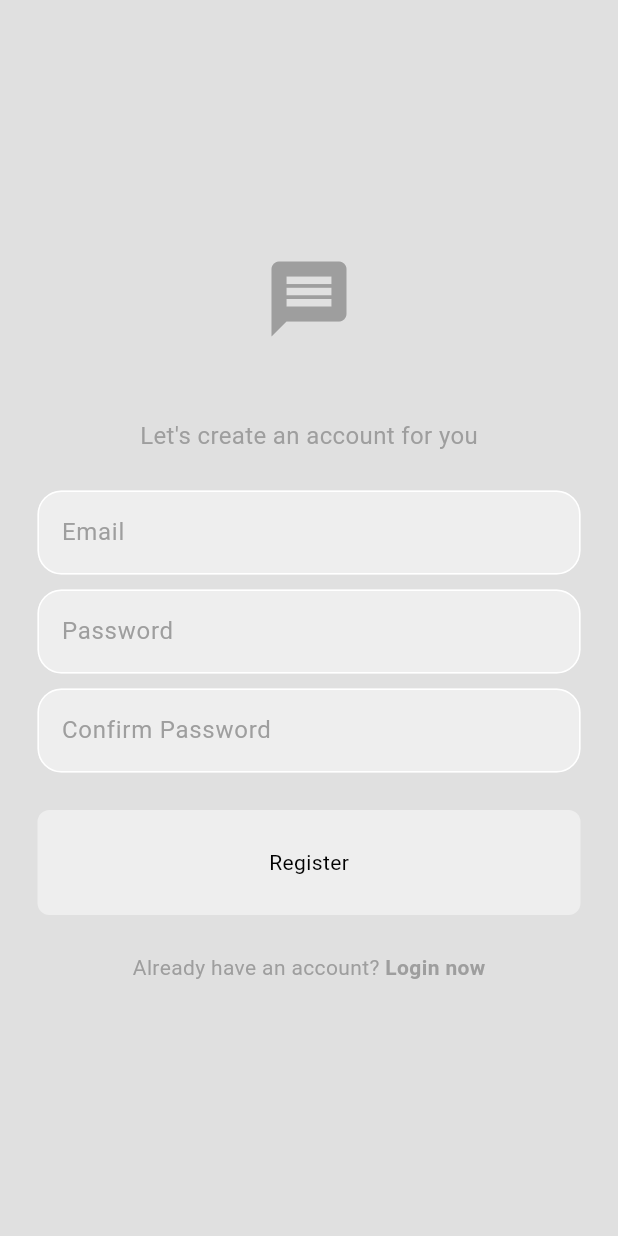
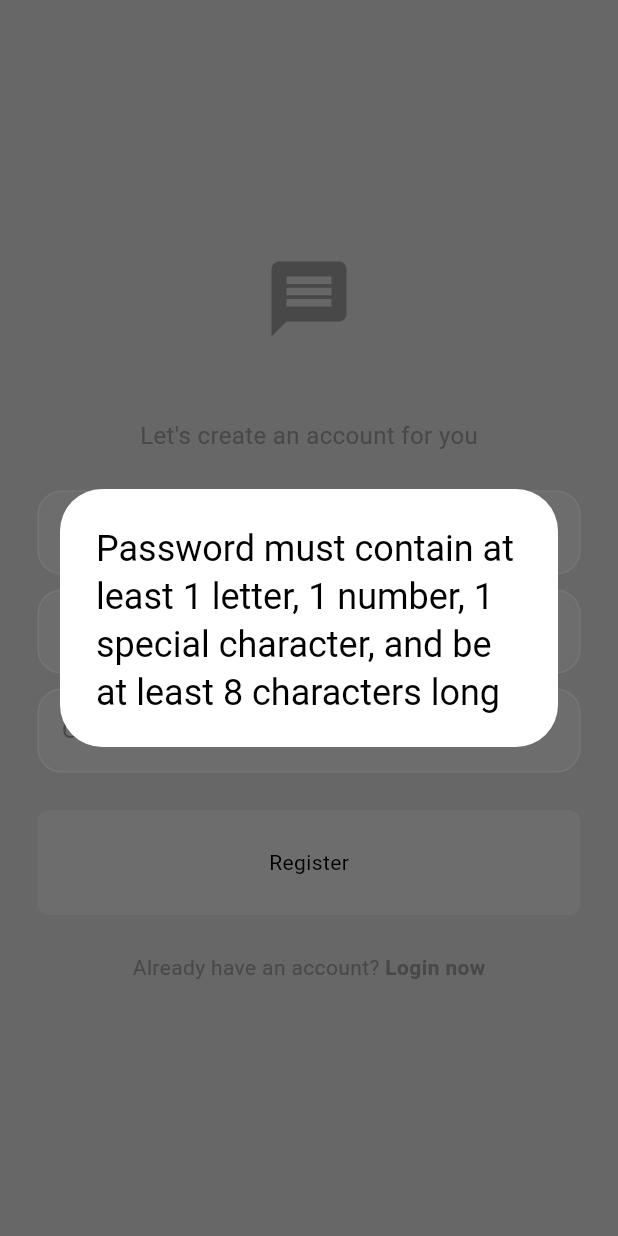
Before and after one commit to Riyaaaaan/Chat-App, a Flutter app: the screen it shows after launch, after a tap on "Register now", after a tap on "Register", on a phone screen of 412 x 824 dp. Run offline on Flutter 3.47's test engine with Material 3 defaults, Android fonts, the phone set to English and light mode, and no system bars; our stand-ins replace cloud_firestore, firebase_auth, firebase_core; accounts and stored records are empty; network calls fail.

Commit message:
minor fixes

```diff
--- /dev/null
+++ b/devtools_options.yaml
@@ -0,0 +1 @@
+extensions:
--- a/lib/main.dart
+++ b/lib/main.dart
@@ -1,6 +1,5 @@
 import 'package:chat_app/services/auth/auth_gate.dart';
 import 'package:chat_app/firebase_options.dart';
-import 'package:chat_app/themes/light_mode.dart';
 import 'package:chat_app/themes/theme_provider.dart';
 import 'package:firebase_core/firebase_core.dart';
 import 'package:flutter/material.dart';
@@ -24,7 +23,7 @@ class MyApp extends StatelessWidget {
   Widget build(BuildContext context) {
     return MaterialApp(
       debugShowCheckedModeBanner: false,
-      home: const AuthGate(),
+      home: const AuthPage(),
       theme: Provider.of<ThemeProvider>(context).themedata,
     );
   }
--- a/lib/screens/register_screen.dart
+++ b/lib/screens/register_screen.dart
@@ -14,11 +14,40 @@ class RegisterPage extends StatelessWidget {
 
   void register(BuildContext context) {
     final _auth = AuthService();
-    if (_pwController.text == _confirmpwController.text) {
+    final password = _pwController.text;
+    final confirmPassword = _confirmpwController.text;
+
+    // Password validation regex pattern
+    final RegExp passwordPattern = RegExp(
+      r'^(?=.*?[a-zA-Z])(?=.*?[0-9])(?=.*?[!@#$%^&*()_+]).{8,}$',
+    );
+
+    if (password != confirmPassword) {
+      showDialog(
+        context: context,
+        builder: (context) => const AlertDialog(
+          title: Text("Passwords do not match"),
+        ),
+      );
+      return;
+    }
+
+    if (!passwordPattern.hasMatch(password)) {
+      showDialog(
+        context: context,
+        builder: (context) => const AlertDialog(
+          title: Text(
+            "Password must contain at least 1 letter, 1 number, 1 special character, and be at least 8 characters long",
+          ),
+        ),
+      );
+      return;
+    }
+
     try {
       _auth.signUpwithEmailPassword(
         _emailController.text,
-          _pwController.text,
+        password,
       );
     } catch (e) {
       showDialog(
@@ -29,7 +58,6 @@ class RegisterPage extends StatelessWidget {
           ),
         ),
       );
-      }
     }
   }
 
--- a/lib/services/auth/auth_gate.dart
+++ b/lib/services/auth/auth_gate.dart
@@ -4,8 +4,8 @@ import 'package:flutter/material.dart';
 import '../../screens/home_screen.dart';
 import 'login_or_register.dart';
 
-class AuthGate extends StatelessWidget {
-  const AuthGate({super.key});
+class AuthPage extends StatelessWidget {
+  const AuthPage({super.key});
 
   @override
   Widget build(BuildContext context) {
@@ -19,7 +19,7 @@ class AuthGate extends StatelessWidget {
           }
           //user is not logged in
           else {
-            return LoginOrRegister();
+            return const LoginOrRegister();
           }
         },
       ),
```
Lines whose indentation alone changed are shown as unchanged.
